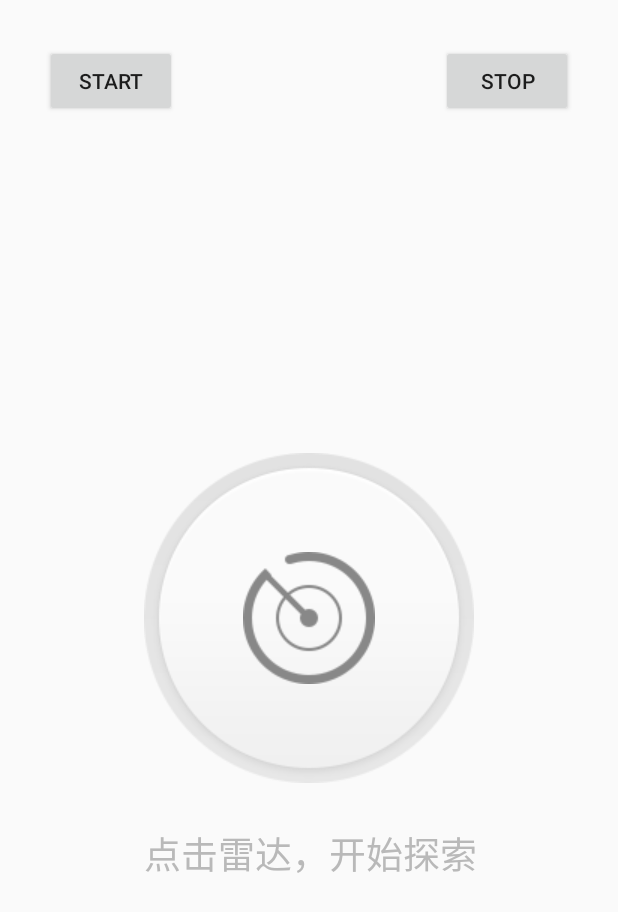
After one commit to pxfile/Android_Projects, an Android app: the WeiBoRadarScanViewActivity screen opened directly, with no data from a screen before it, on a phone screen of 412 x 824 dp. The commit adds this screen. Shown: the top 912 px of the screen. Run offline under Robolectric (Android 15) with nearby library versions, the phone set to English and light mode, and no system bars.

Commit message:
仿微博雷达扫描动画 小球随手指移动效果

```diff
--- /dev/null
+++ b/app/src/main/java/nianhuibao/com/androidprojects/BaseActivity.java
@@ -0,0 +1,65 @@
+package nianhuibao.com.androidprojects;
+
+import android.app.Activity;
+import android.content.Context;
+import android.content.Intent;
+import android.os.Bundle;
+import android.view.LayoutInflater;
+import android.view.View;
+
+public abstract class BaseActivity extends Activity implements View.OnClickListener {
+    // 页面根节点
+    protected View mRootView;
+
+    @Override
+    protected void onCreate(Bundle savedInstanceState) {
+        super.onCreate(savedInstanceState);
+        setContentView();
+        initView();
+    }
+
+    private void setContentView() {
+        // 初始化页面布局
+        int res = setLayoutViewId();
+        if (res != 0) {
+            mRootView = LayoutInflater.from(this).inflate(res, null);
+            setContentView(mRootView);
+        }
+    }
+
+    /**
+     * 统一为各种view添加点击事件
+     */
+    protected void setOnClickListener(View... views) {
+        for (View view : views) {
+            if (view != null) {
+                view.setOnClickListener(this);
+            }
+        }
+    }
+
+    @Override
+    public void onClick(View view) {
+    }
+
+    /**
+     * 设置页面布局
+     */
+    protected abstract int setLayoutViewId();
+
+    /**
+     * 初始化视图
+     */
+    public abstract void initView();
+
+    /**
+     * 自定义开启Activity的方法
+     *
+     * @param context       上下文
+     * @param activityClass 要开启的activity.class
+     */
+    protected void startActivity(Context context, Class activityClass) {
+        Intent intent = new Intent(context, activityClass);
+        context.startActivity(intent);
+    }
+}
--- /dev/null
+++ b/app/src/main/java/nianhuibao/com/androidprojects/radar_scan_view/RadarScanView.java
@@ -0,0 +1,324 @@
+package nianhuibao.com.androidprojects.radar_scan_view;
+
+import android.animation.Animator;
+import android.animation.AnimatorListenerAdapter;
+import android.animation.ValueAnimator;
+import android.content.Context;
+import android.graphics.Bitmap;
+import android.graphics.BitmapFactory;
+import android.graphics.Canvas;
+import android.graphics.Color;
+import android.graphics.Matrix;
+import android.graphics.Paint;
+import android.graphics.Rect;
+import android.os.Looper;
+import android.util.AttributeSet;
+import android.view.View;
+import android.view.animation.AccelerateInterpolator;
+import android.view.animation.DecelerateInterpolator;
+import android.view.animation.LinearInterpolator;
+
+import nianhuibao.com.androidprojects.R;
+
+public class RadarScanView extends View {
+    //默认扫描图标
+    private Bitmap mIconScanBitmap;
+    //扫描时图标
+    private Bitmap mIconScaningBitmap;
+    //白色扫描图
+    private Bitmap mScanBitmap;
+    //黑色扫描背景
+    private Bitmap mScanBackgroundBitmap;
+    //扫描按钮区域
+    private Rect mButtonArea = new Rect();
+    //缩放矩阵
+    private Matrix mScaleMatrix = new Matrix();
+    //旋转矩阵
+    private Matrix mRotateMatrix = new Matrix();
+    //扫描图标旋转动画
+    private ValueAnimator mRotateAnimator = new ValueAnimator();
+    //手指点击时白色扫描图片缩小动画
+    private ValueAnimator mScaleMinAnimator = new ValueAnimator();
+    //手指放开时白色扫描图片放大动画
+    private ValueAnimator mScaleMaxAnimator = new ValueAnimator();
+
+    //扫描波纹灰色线动画
+    private ValueAnimator mOutGrayAnimator = new ValueAnimator();
+    //扫描波纹白色动画
+    private ValueAnimator mInnerWhiteAnimator = new ValueAnimator();
+    //扫描波纹灰色动画
+    private ValueAnimator mBlackAnimator = new ValueAnimator();
+    //画笔
+    private Paint mOutGrayPaint = new Paint(Paint.ANTI_ALIAS_FLAG);
+    private Paint mInnerWhitePaint = new Paint(Paint.ANTI_ALIAS_FLAG);
+    private Paint mBlackPaint = new Paint(Paint.ANTI_ALIAS_FLAG);
+    private Paint mTextPaint = new Paint(Paint.ANTI_ALIAS_FLAG);
+
+    //扫描图标旋转角度
+    private float mRotateDegree;
+    //缩放比例，默认1:1
+    private float mScaleRatio = 1;
+    //设定自定义View半径
+    private int mRadius;
+    //扫描波纹灰色线半径
+    private float mOutGrayRadius = 0;
+    //扫描波纹白色部分半径
+    private float mInnerWhiteRadius = 0;
+    //扫描波纹灰色部分半径
+    private float mBlackRadius = 0;
+    //默认扫描文字提示
+    private String mTipText = "点击雷达，开始探索";
+    //测量扫描文字提示边界
+    private Rect mTextBound = new Rect();
+    //是否点击按钮，默认没有点击
+    private boolean isButtonClick = false;
+
+
+    public RadarScanView(Context context) {
+        this(context, null);
+    }
+
+    public RadarScanView(Context context, AttributeSet attrs) {
+        this(context, attrs, 0);
+    }
+
+    public RadarScanView(Context context, AttributeSet attrs, int defStyleAttr) {
+        super(context, attrs, defStyleAttr);
+        //加载图片
+        mIconScanBitmap = BitmapFactory.decodeResource(getResources(), R.drawable.radar_button_icon_scan);
+        mIconScaningBitmap = BitmapFactory.decodeResource(getResources(), R.drawable.radar_button_icon_scaning);
+        mScanBitmap = BitmapFactory.decodeResource(getResources(), R.drawable.radar_button_scan);
+        mScanBackgroundBitmap = BitmapFactory.decodeResource(getResources(), R.drawable.radar_button_scan_background);
+        //初始化画笔
+        initViewPaint();
+    }
+
+    private void initViewPaint() {
+        mOutGrayPaint.setStrokeWidth(4f);
+        mOutGrayPaint.setColor(Color.rgb(228, 228, 228));
+        mOutGrayPaint.setDither(true);
+        mOutGrayPaint.setStyle(Paint.Style.STROKE);
+
+        mInnerWhitePaint.setStrokeWidth(1f);
+        mInnerWhitePaint.setColor(Color.rgb(241, 241, 241));
+        mInnerWhitePaint.setDither(true);
+        mInnerWhitePaint.setStyle(Paint.Style.FILL);
+
+        mBlackPaint.setStrokeWidth(1f);
+        mBlackPaint.setColor(Color.rgb(228, 228, 228));
+        mBlackPaint.setDither(true);
+        mBlackPaint.setStyle(Paint.Style.FILL);
+
+        mTextPaint.setTextSize(37f);
+        mTextPaint.setColor(Color.rgb(185, 185, 185));
+        mTextPaint.setDither(true);
+        mTextPaint.setStyle(Paint.Style.FILL);
+    }
+
+    public void startAnim() {
+        if (mScaleMinAnimator != null) {
+
+            mScaleMinAnimator.start();
+            mScaleMaxAnimator.start();
+            mRotateAnimator.start();
+        }
+    }
+
+    public void stopAnim() {
+        if (mScaleMinAnimator != null) {
+            mScaleMinAnimator.cancel();
+        }
+
+        if (mScaleMaxAnimator != null) {
+            mScaleMaxAnimator.cancel();
+        }
+
+        if (mRotateAnimator != null) {
+            mRotateAnimator.cancel();
+        }
+    }
+
+
+    private void initScaleMinAnimator() {
+        mScaleMinAnimator.setFloatValues(mRadius, mRadius * 0.87f);
+        mScaleMinAnimator.setDuration(500);
+        mScaleMinAnimator.addUpdateListener(new ValueAnimator.AnimatorUpdateListener() {
+            @Override
+            public void onAnimationUpdate(ValueAnimator animation) {
+                mScaleRatio = ((Float) animation.getAnimatedValue()) / mRadius;
+                invalidateView();
+            }
+        });
+    }
+
+    private void initScaleMaxAnimator() {
+        mScaleMaxAnimator.setFloatValues(mRadius * 0.87f, mRadius);
+        mScaleMaxAnimator.setDuration(500);
+        mScaleMaxAnimator.addUpdateListener(new ValueAnimator.AnimatorUpdateListener() {
+            @Override
+            public void onAnimationUpdate(ValueAnimator animation) {
+                mScaleRatio = ((Float) animation.getAnimatedValue()) / mRadius;
+                invalidateView();
+            }
+        });
+    }
+
+    private void initRotateAnimator() {
+        mRotateAnimator.setFloatValues(0, 360);
+        mRotateAnimator.setDuration(1000);
+        mRotateAnimator.setRepeatCount(-1);
+        mRotateAnimator.setInterpolator(new LinearInterpolator());
+        mRotateAnimator.addUpdateListener(new ValueAnimator.AnimatorUpdateListener() {
+            @Override
+            public void onAnimationUpdate(ValueAnimator animation) {
+                mRotateDegree = (Float) animation.getAnimatedValue();
+                invalidateView();
+            }
+        });
+        mRotateAnimator.addListener(new AnimatorListenerAdapter() {
+            @Override
+            public void onAnimationStart(Animator animation) {
+                super.onAnimationStart(animation);
+                mTipText = "正在探索周边的...";
+                //旋转动画启动后启动扫描波纹动画
+                mOutGrayAnimator.start();
+                mInnerWhiteAnimator.start();
+                mBlackAnimator.start();
+            }
+
+            @Override
+            public void onAnimationEnd(Animator animation) {
+                super.onAnimationEnd(animation);
+                //取消扫描波纹动画
+                mOutGrayAnimator.cancel();
+                mInnerWhiteAnimator.cancel();
+                mBlackAnimator.cancel();
+                //重置界面要素
+                mOutGrayRadius = 0;
+                mInnerWhiteRadius = 0;
+                mBlackRadius = 0;
+                mTipText = "未能探索到周边的...，请稍后再试";
+                invalidateView();
+            }
+        });
+    }
+
+    private void initOutGrayAnimator() {
+        mOutGrayAnimator.setFloatValues(mBlackRadius, getMeasuredWidth() / 2);
+        mOutGrayAnimator.setDuration(1000);
+        mOutGrayAnimator.setRepeatCount(-1);
+        mOutGrayAnimator.setInterpolator(new LinearInterpolator());
+        mOutGrayAnimator.addUpdateListener(new ValueAnimator.AnimatorUpdateListener() {
+            @Override
+            public void onAnimationUpdate(ValueAnimator animation) {
+                mOutGrayRadius = (Float) animation.getAnimatedValue();
+            }
+        });
+    }
+
+    private void initInnerWhiteAnimator() {
+        mInnerWhiteAnimator.setFloatValues(0, getMeasuredWidth() / 3);
+        mInnerWhiteAnimator.setDuration(1000);
+        mInnerWhiteAnimator.setRepeatCount(-1);
+        mInnerWhiteAnimator.setInterpolator(new AccelerateInterpolator());
+        mInnerWhiteAnimator.addUpdateListener(new ValueAnimator.AnimatorUpdateListener() {
+            @Override
+            public void onAnimationUpdate(ValueAnimator animation) {
+                mInnerWhiteRadius = (Float) animation.getAnimatedValue();
+            }
+        });
+    }
+
+    private void initBlackAnimator() {
+        mBlackAnimator.setFloatValues(0, getMeasuredWidth() / 3);
+        mBlackAnimator.setDuration(1000);
+        mBlackAnimator.setRepeatCount(-1);
+        mBlackAnimator.setInterpolator(new DecelerateInterpolator());
+        mBlackAnimator.addUpdateListener(new ValueAnimator.AnimatorUpdateListener() {
+            @Override
+            public void onAnimationUpdate(ValueAnimator animation) {
+                mBlackRadius = (Float) animation.getAnimatedValue();
+            }
+        });
+    }
+
+
+    @Override
+    protected void onSizeChanged(int w, int h, int oldw, int oldh) {
+        super.onSizeChanged(w, h, oldw, oldh);
+        //扫描按钮区域，取自扫描灰色背景图片区域即可
+        mButtonArea.set(getMeasuredWidth() / 2 - mScanBackgroundBitmap.getWidth() / 2, getMeasuredHeight() / 2 - mScanBackgroundBitmap.getHeight() / 2, getMeasuredWidth() / 2 +
+                mScanBackgroundBitmap
+                        .getWidth() / 2, getMeasuredHeight() / 2 + mScanBackgroundBitmap.getHeight() / 2);
+        //View半径,取自View宽高最小者
+        mRadius = mScanBitmap.getWidth() / 2 > mScanBitmap.getHeight() / 2 ? mScanBitmap.getHeight() / 2 : mScanBitmap.getWidth() / 2;
+        //初始化动画
+        initScaleMinAnimator();
+        initScaleMaxAnimator();
+        initRotateAnimator();
+        initBlackAnimator();
+        initInnerWhiteAnimator();
+        initOutGrayAnimator();
+    }
+
+    @Override
+    protected void onDraw(Canvas canvas) {
+        //绘制波纹
+        canvas.drawCircle(getMeasuredWidth() / 2, getMeasuredHeight() / 2, mBlackRadius, mBlackPaint);
+        canvas.drawCircle(getMeasuredWidth() / 2, getMeasuredHeight() / 2, mInnerWhiteRadius, mInnerWhitePaint);
+        canvas.drawCircle(getMeasuredWidth() / 2, getMeasuredHeight() / 2, mOutGrayRadius, mOutGrayPaint);
+
+        //绘制背景
+        Bitmap mScanBgBitmap = getScanBackgroundBitmap();
+        if (mScanBgBitmap != null) {
+            canvas.drawBitmap(mScanBgBitmap, getMeasuredWidth() / 2 - mScanBgBitmap.getWidth() / 2, getMeasuredHeight() / 2 - mScanBgBitmap.getHeight() / 2, new Paint(Paint
+                    .ANTI_ALIAS_FLAG));
+        }
+
+        //绘制按钮背景
+        Bitmap mButtonBgBitmap = getButtonBackgroundBitmap();
+        canvas.drawBitmap(mButtonBgBitmap, getMeasuredWidth() / 2 - mButtonBgBitmap.getWidth() / 2, getMeasuredHeight() / 2 - mButtonBgBitmap.getHeight() / 2, new Paint(Paint.ANTI_ALIAS_FLAG));
+
+        //绘制扫描图片
+        Bitmap mScanBitmap = getScanBitmap();
+        canvas.drawBitmap(mScanBitmap, getMeasuredWidth() / 2 - mScanBitmap.getWidth() / 2, getMeasuredHeight() / 2 - mScanBitmap.getHeight() / 2, new Paint(Paint.ANTI_ALIAS_FLAG));
+        //绘制文本提示
+        mTextPaint.getTextBounds(mTipText, 0, mTipText.length(), mTextBound);
+        canvas.drawText(mTipText, getMeasuredWidth() / 2 - mTextBound.width() / 2, getMeasuredHeight() / 2 + mScanBackgroundBitmap.getHeight() / 2 + mTextBound.height() + 50, mTextPaint);
+
+    }
+
+    //绘制白色按钮背景，根据缩放矩阵与缩放比例，复制图片达到手指点击与手指放开时按钮的缩小与放大效果
+    private Bitmap getButtonBackgroundBitmap() {
+        mScaleMatrix.reset();
+        mScaleMatrix.postScale(mScaleRatio, mScaleRatio);
+        return Bitmap.createBitmap(mScanBitmap, 0, 0, mScanBitmap.getWidth(), mScanBitmap.getHeight(), mScaleMatrix, true);
+    }
+
+    //判断是否正在执行旋转动画，如果正在执行动画，则取消灰色白净
+    private Bitmap getScanBackgroundBitmap() {
+        if (mRotateAnimator.isRunning()) {
+            return null;
+        }
+        return mScanBackgroundBitmap;
+    }
+
+    //判断是否正在执行动画，如果正在执行，根据旋转矩阵，与旋转的角度复制扫描图标，则实现图标不断旋转，如果未执行，则返回未扫描图片
+    private Bitmap getScanBitmap() {
+        if (mRotateAnimator.isRunning()) {
+            mRotateMatrix.reset();
+            mRotateMatrix.postRotate(mRotateDegree, mIconScaningBitmap.getWidth() / 2, mIconScaningBitmap.getHeight() / 2);
+            return Bitmap.createBitmap(mIconScaningBitmap, 0, 0, mIconScaningBitmap.getWidth(), mIconScaningBitmap.getHeight(), mRotateMatrix, true);
+        }
+        return mIconScanBitmap;
+    }
+
+    //刷新View
+    public void invalidateView() {
+        if (Looper.getMainLooper() == Looper.myLooper()) {
+            invalidate();
+        } else {
+            postInvalidate();
+        }
+    }
+}
--- /dev/null
+++ b/app/src/main/java/nianhuibao/com/androidprojects/radar_scan_view/WeiBoRadarScanViewActivity.java
@@ -0,0 +1,41 @@
+package nianhuibao.com.androidprojects.radar_scan_view;
+
+import android.view.View;
+
+import nianhuibao.com.androidprojects.BaseActivity;
+import nianhuibao.com.androidprojects.R;
+
+public class WeiBoRadarScanViewActivity extends BaseActivity {
+    private RadarScanView mRadarScanView;
+
+    @Override
+    protected int setLayoutViewId() {
+        return R.layout.activity_wei_bo_radar_scan_view;
+    }
+
+    @Override
+    public void initView() {
+        mRadarScanView = (RadarScanView) findViewById(R.id.radar_scan_view);
+        setOnClickListener(findViewById(R.id.start), findViewById(R.id.stop));
+    }
+
+    @Override
+    public void onClick(View view) {
+        switch (view.getId()) {
+            case R.id.start:
+                mRadarScanView.startAnim();
+                break;
+            case R.id.stop:
+                mRadarScanView.stopAnim();
+                break;
+            default:
+                break;
+        }
+    }
+
+    @Override
+    public void onWindowFocusChanged(boolean hasFocus) {
+        super.onWindowFocusChanged(hasFocus);
+        mRadarScanView.startAnim();
+    }
+}
--- /dev/null
+++ b/app/src/main/res/layout/activity_wei_bo_radar_scan_view.xml
@@ -0,0 +1,27 @@
+<?xml version="1.0" encoding="utf-8"?>
+<RelativeLayout
+    xmlns:android="http://schemas.android.com/apk/res/android"
+    android:layout_width="match_parent"
+    android:layout_height="match_parent">
+
+    <nianhuibao.com.androidprojects.radar_scan_view.RadarScanView
+        android:id="@+id/radar_scan_view"
+        android:layout_width="wrap_content"
+        android:layout_height="wrap_content"
+        android:layout_centerHorizontal="true"/>
+
+    <Button
+        android:id="@+id/start"
+        android:layout_width="wrap_content"
+        android:layout_height="wrap_content"
+        android:layout_margin="30dp"
+        android:text="start"/>
+
+    <Button
+        android:id="@+id/stop"
+        android:layout_width="wrap_content"
+        android:layout_height="wrap_content"
+        android:layout_alignParentRight="true"
+        android:layout_margin="30dp"
+        android:text="stop"/>
+</RelativeLayout>
--- a/app/src/main/res/values/attrs.xml
+++ b/app/src/main/res/values/attrs.xml
@@ -194,4 +194,9 @@
         <attr name="circleArcRadian" format="integer|reference"/>
         <attr name="circleArcSpacing" format="integer|reference"/>
     </declare-styleable>
+
+    <declare-styleable name="DragBallView">
+        <attr name="dragBallViewColor" format="color|reference"/>
+        <attr name="dragBallViewRadius" format="dimension|reference"/>
+    </declare-styleable>
 </resources>
```
Also changed, not shown: app/src/main/AndroidManifest.xml (+5 -2 lines), app/src/main/java/nianhuibao/com/androidprojects/MainActivity.java (+35 -35 lines), app/src/main/java/nianhuibao/com/androidprojects/drag_ball_view/DragBallView.java (added, +124 -0 lines), app/src/main/java/nianhuibao/com/androidprojects/drag_ball_view/DragBallViewActivity.java (added, +15 -0 lines), app/src/main/res/layout/activity_drag_ball_view.xml (added, +13 -0 lines), app/src/main/res/layout/activity_main.xml (+16 -0 lines), app/src/main/res/drawable/radar_button_icon_scan.png (added), app/src/main/res/drawable/radar_button_icon_scaning.png (added), app/src/main/res/drawable/radar_button_scan.png (added), app/src/main/res/drawable/radar_button_scan_background.png (added).
